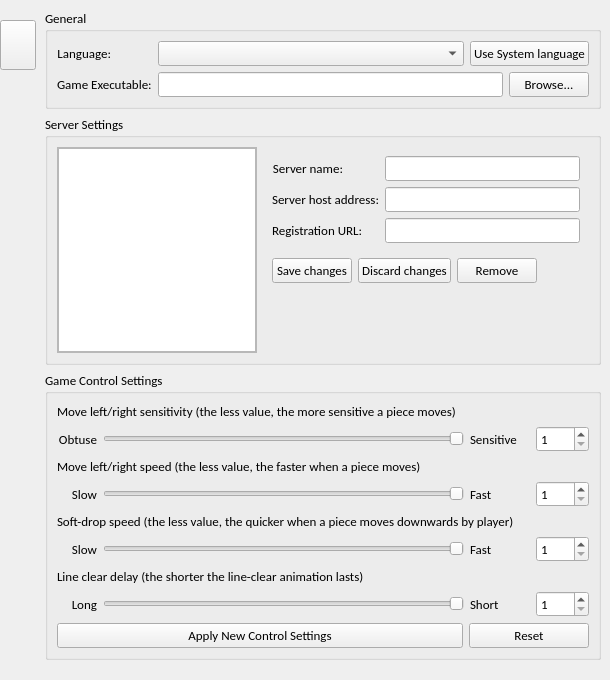
Qt form TOPLauncher/SettingsWidget.ui (BSoD-Ultimate/TOPLauncher) before a commit.
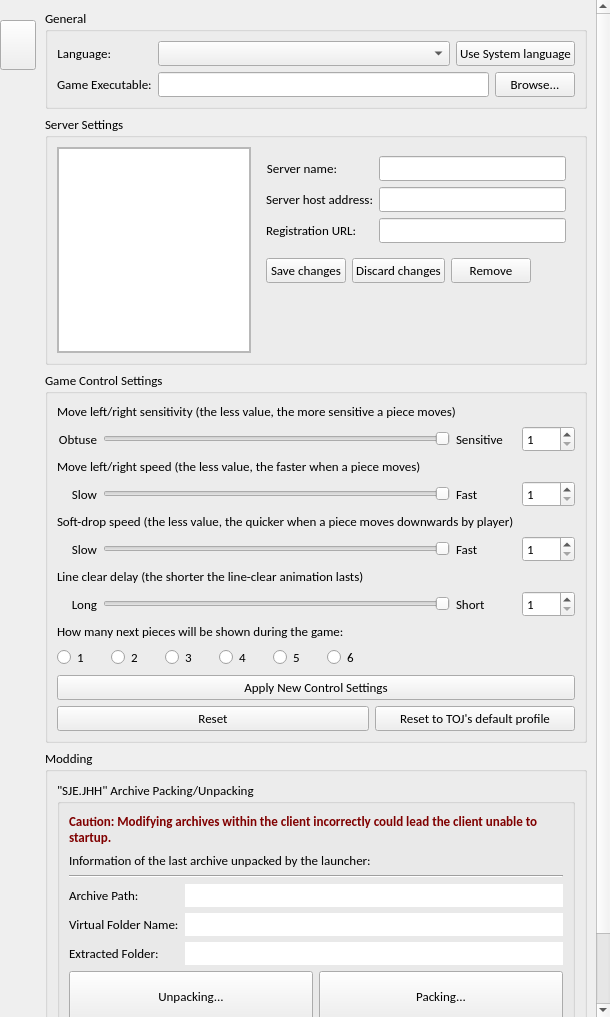
The same form after that commit. Icons and pictures are not drawn.

Commit message: Add GUI for "SJE.JHH" archives packaging/unpackaging.

The edit to the form file:
```diff
--- a/TOPLauncher/SettingsWidget.ui
+++ b/TOPLauncher/SettingsWidget.ui
@@ -7,7 +7,7 @@
     <x>0</x>
     <y>0</y>
     <width>610</width>
-    <height>680</height>
+    <height>1017</height>
    </rect>
   </property>
   <property name="sizePolicy">
@@ -181,7 +181,7 @@
         <x>0</x>
         <y>0</y>
         <width>572</width>
-        <height>680</height>
+        <height>1017</height>
        </rect>
       </property>
       <layout class="QVBoxLayout" name="verticalLayout_9">
@@ -471,6 +471,12 @@
        </item>
        <item>
         <widget class="QGroupBox" name="groupControlSettings">
+         <property name="minimumSize">
+          <size>
+           <width>0</width>
+           <height>0</height>
+          </size>
+         </property>
          <property name="title">
           <string comment="settingwidget_group_gamecontrol">Game Control Settings</string>
          </property>
@@ -809,20 +815,104 @@
            </layout>
           </item>
           <item>
-           <layout class="QHBoxLayout" name="horizontalLayout_7">
+           <widget class="QLabel" name="label">
+            <property name="text">
+             <string>How many next pieces will be shown during the game:</string>
+            </property>
+           </widget>
+          </item>
+          <item>
+           <layout class="QHBoxLayout" name="horizontalLayout_3">
             <item>
-             <widget class="QPushButton" name="btnApplyControlSettings">
-              <property name="sizePolicy">
-               <sizepolicy hsizetype="Minimum" vsizetype="Minimum">
-                <horstretch>0</horstretch>
-                <verstretch>0</verstretch>
-               </sizepolicy>
+             <widget class="QRadioButton" name="radioNextPieceCount1">
+              <property name="text">
+               <string>1</string>
               </property>
+              <property name="autoExclusive">
+               <bool>false</bool>
+              </property>
+             </widget>
+            </item>
+            <item>
+             <widget class="QRadioButton" name="radioNextPieceCount2">
               <property name="text">
-               <string comment="settingwidget_gamecontrol_btn_apply">Apply New Control Settings</string>
+               <string>2</string>
               </property>
              </widget>
             </item>
+            <item>
+             <widget class="QRadioButton" name="radioNextPieceCount3">
+              <property name="text">
+               <string>3</string>
+              </property>
+              <property name="autoExclusive">
+               <bool>false</bool>
+              </property>
+             </widget>
+            </item>
+            <item>
+             <widget class="QRadioButton" name="radioNextPieceCount4">
+              <property name="text">
+               <string>4</string>
+              </property>
+              <property name="autoExclusive">
+               <bool>false</bool>
+              </property>
+             </widget>
+            </item>
+            <item>
+             <widget class="QRadioButton" name="radioNextPieceCount5">
+              <property name="text">
+               <string>5</string>
+              </property>
+              <property name="autoExclusive">
+               <bool>false</bool>
+              </property>
+             </widget>
+            </item>
+            <item>
+             <widget class="QRadioButton" name="radioNextPieceCount6">
+              <property name="text">
+               <string>6</string>
+              </property>
+              <property name="autoExclusive">
+               <bool>false</bool>
+              </property>
+             </widget>
+            </item>
+            <item>
+             <spacer name="horizontalSpacer">
+              <property name="orientation">
+               <enum>Qt::Horizontal</enum>
+              </property>
+              <property name="sizeType">
+               <enum>QSizePolicy::Minimum</enum>
+              </property>
+              <property name="sizeHint" stdset="0">
+               <size>
+                <width>200</width>
+                <height>20</height>
+               </size>
+              </property>
+             </spacer>
+            </item>
+           </layout>
+          </item>
+          <item>
+           <widget class="QPushButton" name="btnApplyControlSettings">
+            <property name="sizePolicy">
+             <sizepolicy hsizetype="Minimum" vsizetype="Minimum">
+              <horstretch>0</horstretch>
+              <verstretch>0</verstretch>
+             </sizepolicy>
+            </property>
+            <property name="text">
+             <string comment="settingwidget_gamecontrol_btn_apply">Apply New Control Settings</string>
+            </property>
+           </widget>
+          </item>
+          <item>
+           <layout class="QHBoxLayout" name="horizontalLayout_4">
             <item>
              <widget class="QPushButton" name="btnResetControlSettings">
               <property name="sizePolicy">
@@ -833,13 +923,13 @@
               </property>
               <property name="minimumSize">
                <size>
-                <width>0</width>
+                <width>150</width>
                 <height>0</height>
                </size>
               </property>
               <property name="maximumSize">
                <size>
-                <width>120</width>
+                <width>16777215</width>
                 <height>16777215</height>
                </size>
               </property>
@@ -848,11 +938,184 @@
               </property>
              </widget>
             </item>
+            <item>
+             <widget class="QPushButton" name="btnResetDefault">
+              <property name="minimumSize">
+               <size>
+                <width>200</width>
+                <height>0</height>
+               </size>
+              </property>
+              <property name="maximumSize">
+               <size>
+                <width>200</width>
+                <height>16777215</height>
+               </size>
+              </property>
+              <property name="text">
+               <string>Reset to TOJ's default profile</string>
+              </property>
+             </widget>
+            </item>
            </layout>
           </item>
          </layout>
         </widget>
        </item>
+       <item>
+        <widget class="QGroupBox" name="groupModding">
+         <property name="minimumSize">
+          <size>
+           <width>0</width>
+           <height>0</height>
+          </size>
+         </property>
+         <property name="title">
+          <string>Modding</string>
+         </property>
+         <layout class="QVBoxLayout" name="verticalLayout_3">
+          <item>
+           <widget class="QGroupBox" name="groupArchiveModifing">
+            <property name="title">
+             <string>&quot;SJE.JHH&quot; Archive Packing/Unpacking</string>
+            </property>
+            <layout class="QVBoxLayout" name="verticalLayout_4">
+             <item>
+              <widget class="QLabel" name="label_2">
+               <property name="text">
+                <string>&lt;html&gt;&lt;head/&gt;&lt;body&gt;&lt;p&gt;&lt;span style=&quot; font-weight:600; color:#800000;&quot;&gt;Caution: Modifying archives within the client incorrectly could lead the client unable to startup.&lt;/span&gt;&lt;/p&gt;&lt;/body&gt;&lt;/html&gt;</string>
+               </property>
+               <property name="wordWrap">
+                <bool>true</bool>
+               </property>
+              </widget>
+             </item>
+             <item>
+              <widget class="QLabel" name="label_3">
+               <property name="text">
+                <string>Information of the last archive unpacked by the launcher:</string>
+               </property>
+               <property name="wordWrap">
+                <bool>true</bool>
+               </property>
+              </widget>
+             </item>
+             <item>
+              <widget class="Line" name="line">
+               <property name="orientation">
+                <enum>Qt::Horizontal</enum>
+               </property>
+              </widget>
+             </item>
+             <item>
+              <layout class="QFormLayout" name="formLayout_3">
+               <item row="0" column="0">
+                <widget class="QLabel" name="label_4">
+                 <property name="minimumSize">
+                  <size>
+                   <width>0</width>
+                   <height>20</height>
+                  </size>
+                 </property>
+                 <property name="text">
+                  <string>Archive Path:</string>
+                 </property>
+                </widget>
+               </item>
+               <item row="0" column="1">
+                <widget class="QLineEdit" name="editArchivePath">
+                 <property name="frame">
+                  <bool>false</bool>
+                 </property>
+                 <property name="readOnly">
+                  <bool>true</bool>
+                 </property>
+                </widget>
+               </item>
+               <item row="1" column="0">
+                <widget class="QLabel" name="label_5">
+                 <property name="minimumSize">
+                  <size>
+                   <width>0</width>
+                   <height>20</height>
+                  </size>
+                 </property>
+                 <property name="text">
+                  <string>Virtual Folder Name:</string>
+                 </property>
+                </widget>
+               </item>
+               <item row="1" column="1">
+                <widget class="QLineEdit" name="editArchiveFolderName">
+                 <property name="frame">
+                  <bool>false</bool>
+                 </property>
+                 <property name="readOnly">
+                  <bool>true</bool>
+                 </property>
+                </widget>
+               </item>
+               <item row="2" column="0">
+                <widget class="QLabel" name="label_6">
+                 <property name="minimumSize">
+                  <size>
+                   <width>0</width>
+                   <height>20</height>
+                  </size>
+                 </property>
+                 <property name="text">
+                  <string>Extracted Folder:</string>
+                 </property>
+                </widget>
+               </item>
+               <item row="2" column="1">
+                <widget class="QLineEdit" name="editExtractPath">
+                 <property name="frame">
+                  <bool>false</bool>
+                 </property>
+                 <property name="readOnly">
+                  <bool>true</bool>
+                 </property>
+                </widget>
+               </item>
+              </layout>
+             </item>
+             <item>
+              <layout class="QHBoxLayout" name="horizontalLayout_5">
+               <item>
+                <widget class="QPushButton" name="btnUnpackArchive">
+                 <property name="minimumSize">
+                  <size>
+                   <width>0</width>
+                   <height>50</height>
+                  </size>
+                 </property>
+                 <property name="text">
+                  <string>Unpacking...</string>
+                 </property>
+                </widget>
+               </item>
+               <item>
+                <widget class="QPushButton" name="btnPackArchive">
+                 <property name="minimumSize">
+                  <size>
+                   <width>0</width>
+                   <height>50</height>
+                  </size>
+                 </property>
+                 <property name="text">
+                  <string>Packing...</string>
+                 </property>
+                </widget>
+               </item>
+              </layout>
+             </item>
+            </layout>
+           </widget>
+          </item>
+         </layout>
+        </widget>
+       </item>
        <item>
         <spacer name="verticalSpacer_4">
          <property name="orientation">
```
Left out of the diff: 35 changed lines with no effect on the pictures. The commit also changes 18 other files.
